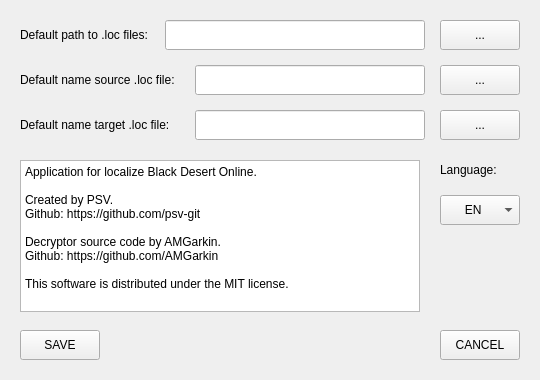
The window that src/Forms/SettingsWindow.ui (psv-git/BDOLang) describes before a commit, drawn with Qt 5.
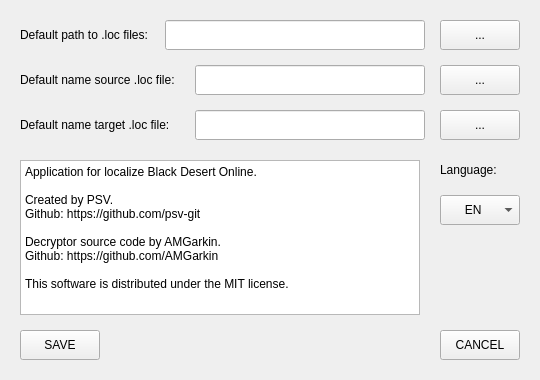
The same window after the commit. Custom widgets are drawn as their Qt base class.

What changed in the file:
```diff
--- a/src/Forms/SettingsWindow.ui
+++ b/src/Forms/SettingsWindow.ui
@@ -133,7 +133,7 @@
      <x>20</x>
      <y>160</y>
      <width>400</width>
-     <height>152</height>
+     <height>155</height>
     </rect>
    </property>
    <property name="styleSheet">
```
